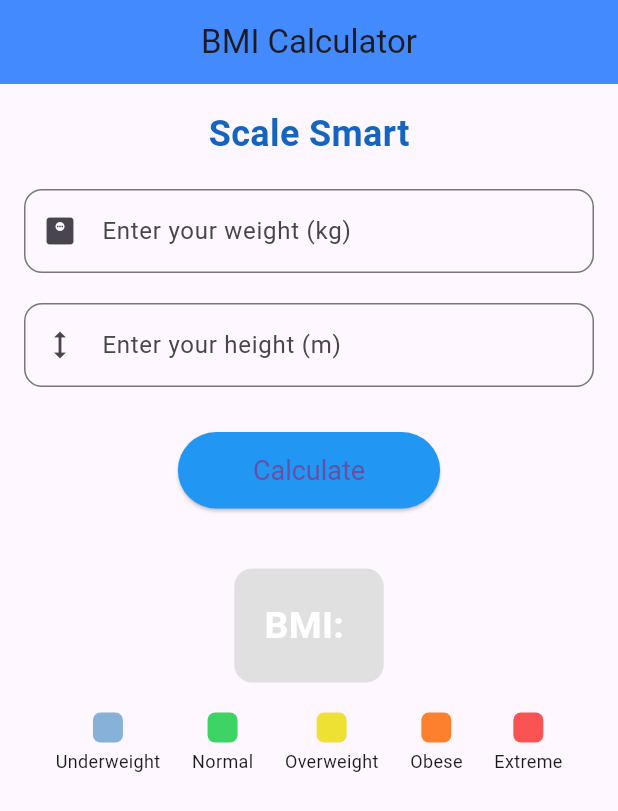
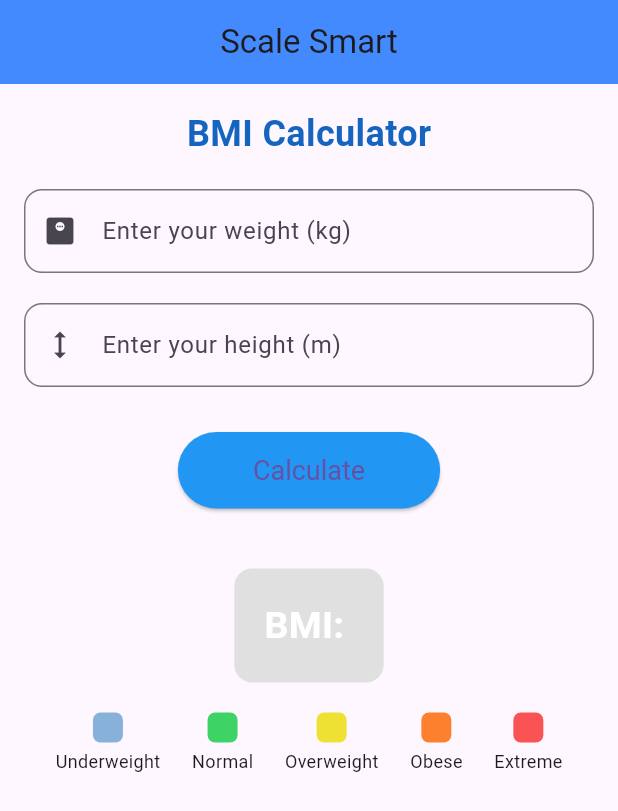
Before and after one commit to NimniSenarathna/code-crunch-ep02-BMI-calc, a Flutter app: the screen it shows after launch, on a phone screen of 412 x 824 dp. Shown: the top 811 px of the screen. Run offline on Flutter 3.47's test engine with Material 3 defaults, Android fonts, the phone set to English and light mode, and no system bars.

Commit message:
Changed App Title

```diff
--- a/bmi_calculator/lib/calculator.dart
+++ b/bmi_calculator/lib/calculator.dart
@@ -38,7 +38,7 @@ class _BMICalculatorState extends State<BMICalculator> {
   Widget build(BuildContext context) {
     return Scaffold(
       appBar: AppBar(
-        title: Text('BMI Calculator'),
+        title: Text('Scale Smart'),
         centerTitle: true,
         backgroundColor: Colors.blueAccent,
       ),
@@ -49,7 +49,7 @@ class _BMICalculatorState extends State<BMICalculator> {
             crossAxisAlignment: CrossAxisAlignment.center,
             children: [
               Text(
-                "Scale Smart",
+                "BMI Calculator",
                 style: TextStyle(
                   fontWeight: FontWeight.bold,
                   color: Colors.blue.shade800,
```
